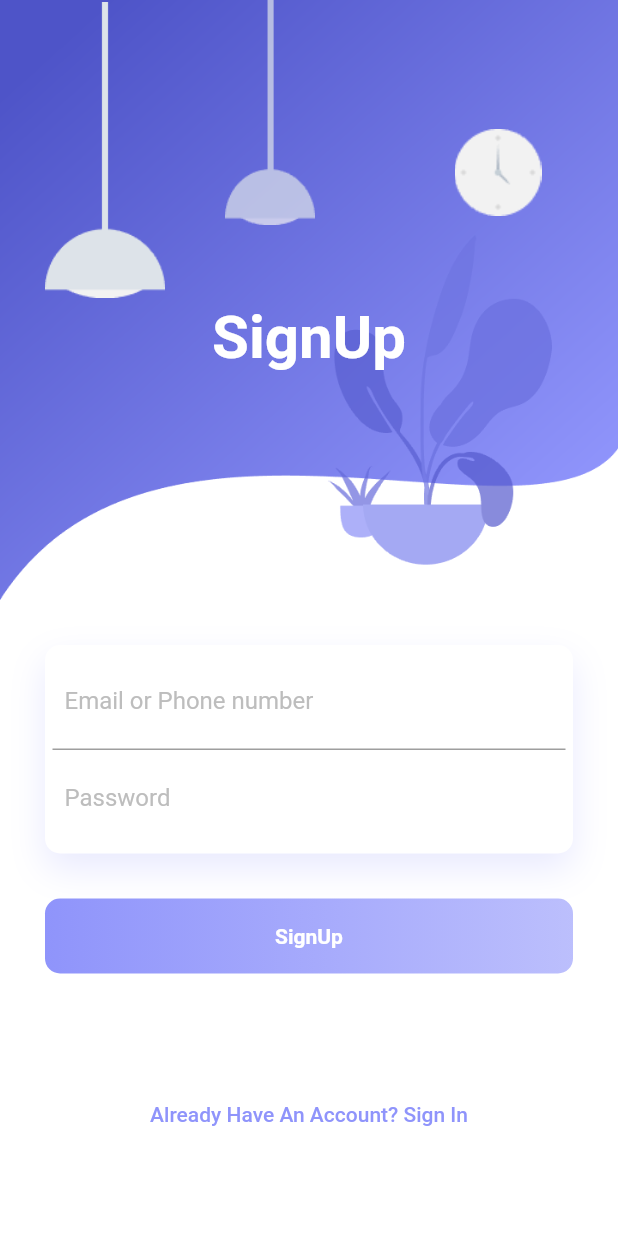
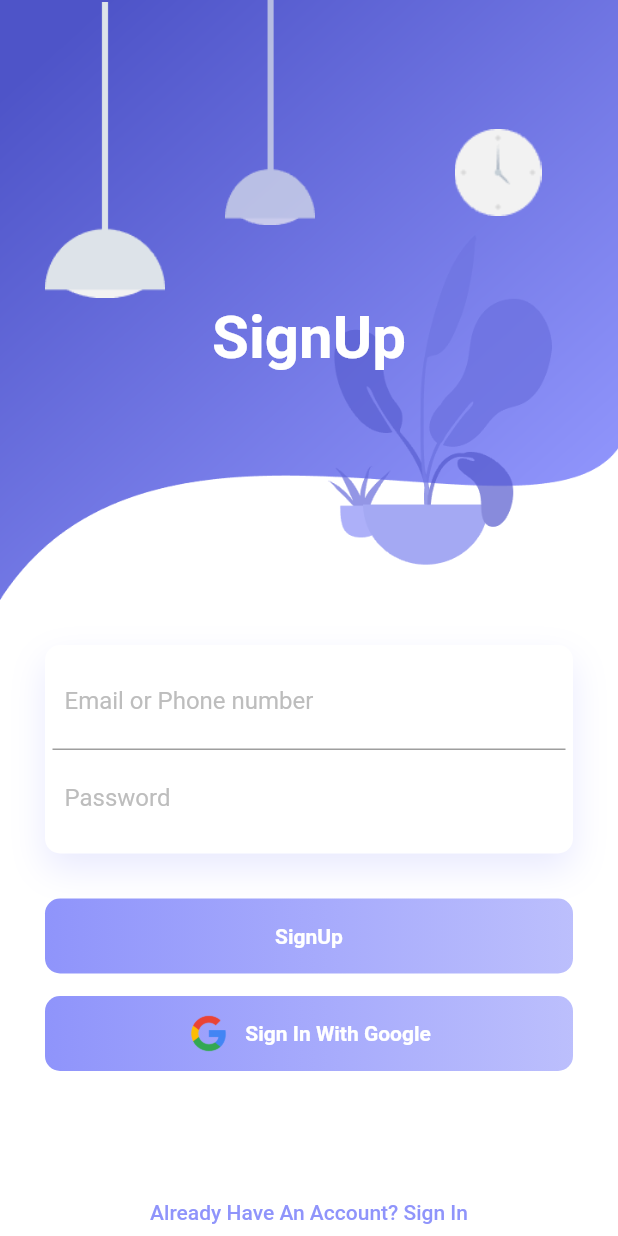
Before and after one commit to MehulZinzuvadiya/email_firebase, a Flutter app: the SignUpScreen screen opened by its route, on a phone screen of 412 x 824 dp. Run offline on Flutter 3.47's test engine with Material 2 defaults, Android fonts, the light colour scheme and no system bars; our stand-ins replace firebase_auth, firebase_core, get, google_fonts, google_sign_in, sizer; accounts and stored records are empty; network calls fail.

Commit message:
google auth done.

```diff
--- a/lib/FireBase/View/home_screen.dart
+++ b/lib/FireBase/View/home_screen.dart
@@ -49,7 +49,7 @@ class _HomeScreenState extends State<HomeScreen> {
           child: Column(
             mainAxisAlignment: MainAxisAlignment.center,
             children: [
-              Text("Logged In as =${user?.email}",style: TextStyle(
+              Text("Logged In as =${user?.getIdToken()}",style: TextStyle(
                 fontSize: 12.sp,
               ),),
               SizedBox(height: 10,),
--- a/lib/SignUpPage/signup_screen.dart
+++ b/lib/SignUpPage/signup_screen.dart
@@ -24,7 +24,7 @@ class _SignUpScreenState extends State<SignUpScreen> {
               children: <Widget>[
                 Container(
                   height: 400,
-                  decoration: BoxDecoration(
+                  decoration: const BoxDecoration(
                       image: DecorationImage(
                           image: AssetImage('assets/images/background.png'),
                           fit: BoxFit.fill)),
@@ -35,7 +35,7 @@ class _SignUpScreenState extends State<SignUpScreen> {
                         width: 80,
                         height: 200,
                         child: Container(
-                          decoration: BoxDecoration(
+                          decoration: const BoxDecoration(
                               image: DecorationImage(
                                   image:
                                       AssetImage('assets/images/light-1.png'))),
@@ -46,7 +46,7 @@ class _SignUpScreenState extends State<SignUpScreen> {
                         width: 80,
                         height: 150,
                         child: Container(
-                          decoration: BoxDecoration(
+                          decoration: const BoxDecoration(
                               image: DecorationImage(
                                   image:
                                       AssetImage('assets/images/light-2.png'))),
@@ -58,7 +58,7 @@ class _SignUpScreenState extends State<SignUpScreen> {
                         width: 80,
                         height: 150,
                         child: Container(
-                          decoration: BoxDecoration(
+                          decoration: const BoxDecoration(
                               image: DecorationImage(
                                   image:
                                       AssetImage('assets/images/clock.png'))),
@@ -66,8 +66,8 @@ class _SignUpScreenState extends State<SignUpScreen> {
                       ),
                       Positioned(
                           child: Container(
-                        margin: EdgeInsets.only(top: 50),
-                        child: Center(
+                        margin: const EdgeInsets.only(top: 50),
+                        child: const Center(
                           child: Text(
                             "SignUp",
                             style: TextStyle(
@@ -81,16 +81,16 @@ class _SignUpScreenState extends State<SignUpScreen> {
                   ),
                 ),
                 Padding(
-                  padding: EdgeInsets.all(30.0),
+                  padding: const EdgeInsets.all(30.0),
                   child: Column(
                     children: <Widget>[
                       Container(
-                        padding: EdgeInsets.all(5),
+                        padding: const EdgeInsets.all(5),
                         decoration: BoxDecoration(
                             color: Colors.white,
                             borderRadius: BorderRadius.circular(10),
                             boxShadow: [
-                              BoxShadow(
+                              const BoxShadow(
                                   color: Color.fromRGBO(143, 148, 251, .2),
                                   blurRadius: 20.0,
                                   offset: Offset(0, 10))
@@ -98,8 +98,8 @@ class _SignUpScreenState extends State<SignUpScreen> {
                         child: Column(
                           children: <Widget>[
                             Container(
-                              padding: EdgeInsets.all(8.0),
-                              decoration: BoxDecoration(
+                              padding: const EdgeInsets.all(8.0),
+                              decoration: const BoxDecoration(
                                   border: Border(
                                       bottom: BorderSide(color: Colors.grey))),
                               child: TextField(
@@ -112,7 +112,7 @@ class _SignUpScreenState extends State<SignUpScreen> {
                               ),
                             ),
                             Container(
-                              padding: EdgeInsets.all(8.0),
+                              padding: const EdgeInsets.all(8.0),
                               child: TextField(
                                 controller: txtpassword,
                                 decoration: InputDecoration(
@@ -125,7 +125,7 @@ class _SignUpScreenState extends State<SignUpScreen> {
                           ],
                         ),
                       ),
-                      SizedBox(
+                      const SizedBox(
                         height: 30,
                       ),
                       InkWell(
@@ -145,11 +145,11 @@ class _SignUpScreenState extends State<SignUpScreen> {
                           height: 50,
                           decoration: BoxDecoration(
                               borderRadius: BorderRadius.circular(10),
-                              gradient: LinearGradient(colors: [
+                              gradient: const LinearGradient(colors: [
                                 Color.fromRGBO(143, 148, 251, 1),
                                 Color.fromRGBO(143, 148, 251, .6),
                               ])),
-                          child: Center(
+                          child: const Center(
                             child: Text(
                               "SignUp",
                               style: TextStyle(
@@ -160,13 +160,59 @@ class _SignUpScreenState extends State<SignUpScreen> {
                         ),
                       ),
                       SizedBox(
+                        height: 15,
+                      ),
+                      InkWell(
+                        onTap: () async {
+                          var msg = await FirebaseHelper.firebaseHelper
+                              .signInWithGoogle();
+
+                          Get.snackbar("$msg", "Guser added!");
+                          if (msg == "Success") {
+                            Get.offAndToNamed('/home');
+                          }
+                        },
+                        child: Container(
+                          height: 50,
+                          decoration: BoxDecoration(
+                              borderRadius: BorderRadius.circular(10),
+                              gradient: const LinearGradient(colors: [
+                                Color.fromRGBO(143, 148, 251, 1),
+                                Color.fromRGBO(143, 148, 251, .6),
+                              ])),
+                          child: Row(
+                            mainAxisAlignment: MainAxisAlignment.center,
+                            children: [
+                              Center(
+                                child: Container(
+                                    height: 3.5.h,
+                                    width: 3.5.h,
+                                    child: Image.asset(
+                                        "assets/images/googleLogo.png")),
+                              ),
+                              SizedBox(
+                                width: 10,
+                              ),
+                              const Center(
+                                child: Text(
+                                  "Sign In With Google",
+                                  style: TextStyle(
+                                      color: Colors.white,
+                                      fontWeight: FontWeight.bold),
+                                ),
+                              ),
+                            ],
+                          ),
+                        ),
+                      ),
+                      const SizedBox(
                         height: 70,
                       ),
                       TextButton(
                         onPressed: () {
                           Get.back();
                         },
-                        child: Text(
+                        child: const Text(
                           "Already Have An Account? Sign In",
                           style: TextStyle(
                               color: Color.fromRGBO(143, 148, 251, 1)),
--- a/pubspec.yaml
+++ b/pubspec.yaml
@@ -40,6 +40,7 @@ dependencies:
   google_fonts: ^4.0.4
   sizer: ^2.0.15
   firebase_core: ^2.13.0
+  google_sign_in: ^6.1.2
 
 
 dev_dependencies:
```
Also changed, not shown: lib/Utils/firebase_helper.dart (+29 -7 lines), assets/images/googleLogo.png (added), pubspec.lock, 2 other files.
